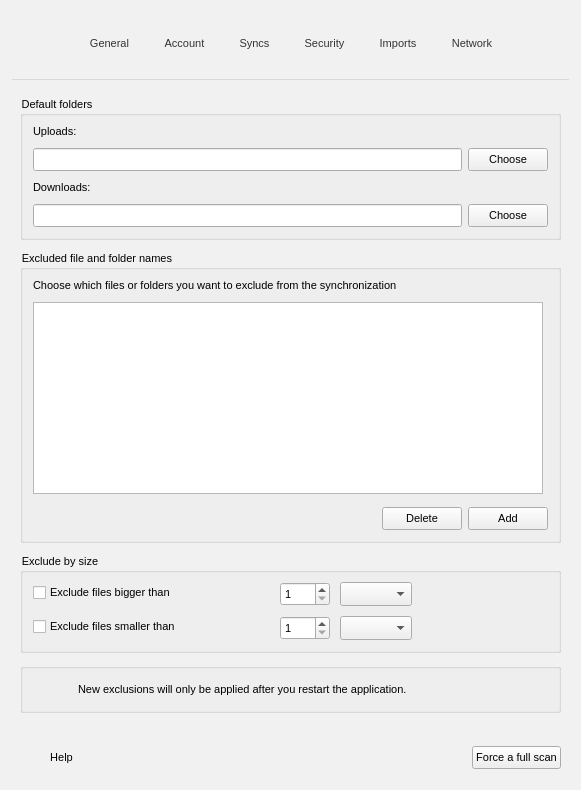
Old version of the form src/MEGASync/gui/win/SettingsDialog.ui in the repository meganz/MEGAsync.
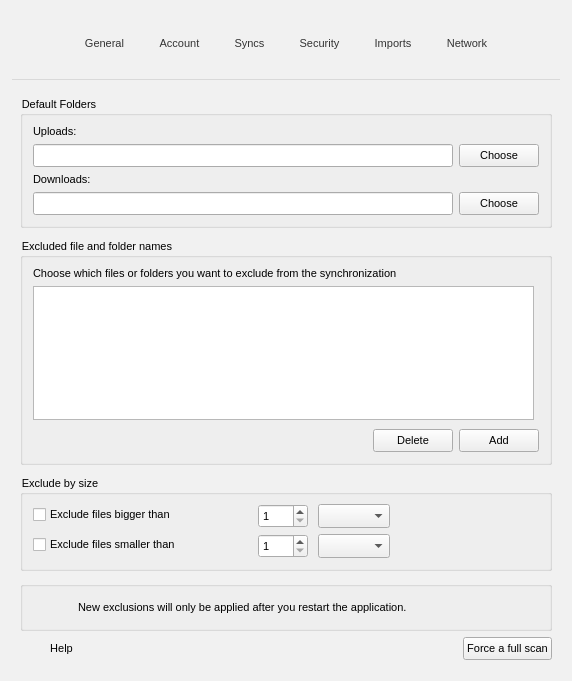
New version of the form. The open tabs and pages were chosen to show the change. Icons and pictures are not drawn. Custom widgets are drawn as their Qt base class.

Commit message:
Adjustments to reduce the overall height of Settings dialog
For Windows.

Diff of the .ui file:
```diff
--- a/src/MEGASync/gui/win/SettingsDialog.ui
+++ b/src/MEGASync/gui/win/SettingsDialog.ui
@@ -9,8 +9,8 @@
    <rect>
     <x>0</x>
     <y>0</y>
-    <width>581</width>
-    <height>790</height>
+    <width>572</width>
+    <height>681</height>
    </rect>
   </property>
   <property name="contextMenuPolicy">
@@ -2161,18 +2161,12 @@
           </sizepolicy>
          </property>
          <property name="title">
-          <string>Default folders</string>
+          <string>Default Folders</string>
          </property>
          <property name="flat">
           <bool>false</bool>
          </property>
          <layout class="QFormLayout" name="gDefaultFoldersLayout">
-          <property name="horizontalSpacing">
-           <number>8</number>
-          </property>
-          <property name="verticalSpacing">
-           <number>10</number>
-          </property>
           <property name="leftMargin">
            <number>10</number>
           </property>
@@ -2382,9 +2376,6 @@
           <bool>false</bool>
          </property>
          <layout class="QVBoxLayout" name="gExcludeByNameLayout">
-          <property name="spacing">
-           <number>10</number>
-          </property>
           <property name="leftMargin">
            <number>10</number>
           </property>
@@ -2406,12 +2397,6 @@
           </item>
           <item>
            <widget class="QListWidget" name="lExcludedNames">
-            <property name="sizePolicy">
-             <sizepolicy hsizetype="Expanding" vsizetype="MinimumExpanding">
-              <horstretch>0</horstretch>
-              <verstretch>0</verstretch>
-             </sizepolicy>
-            </property>
             <property name="selectionMode">
              <enum>QAbstractItemView::ExtendedSelection</enum>
             </property>
@@ -2528,12 +2513,6 @@
           <property name="fieldGrowthPolicy">
            <enum>QFormLayout::FieldsStayAtSizeHint</enum>
           </property>
-          <property name="horizontalSpacing">
-           <number>28</number>
-          </property>
-          <property name="verticalSpacing">
-           <number>10</number>
-          </property>
           <property name="leftMargin">
            <number>10</number>
           </property>
@@ -2697,13 +2676,7 @@
        </item>
        <item>
         <widget class="QGroupBox" name="gExcludedFilesInfo">
-         <property name="title">
-          <string/>
-         </property>
          <layout class="QHBoxLayout" name="gExcludedFilesInfoLayout">
-          <property name="spacing">
-           <number>6</number>
-          </property>
           <property name="leftMargin">
            <number>10</number>
           </property>
```
Left out of the diff: 37 changed lines with no effect on the pictures. The commit also changes 1 other file.
